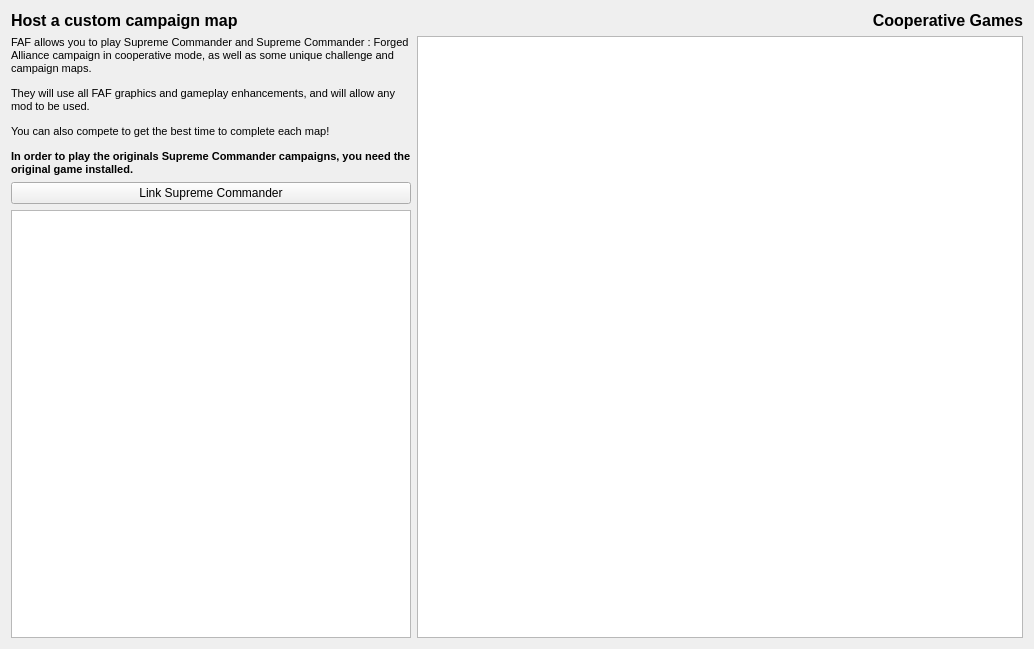
This is src/_res/coop/coop.ui in FAForever/client as Qt 5 draws it before an edit. The edited form follows.
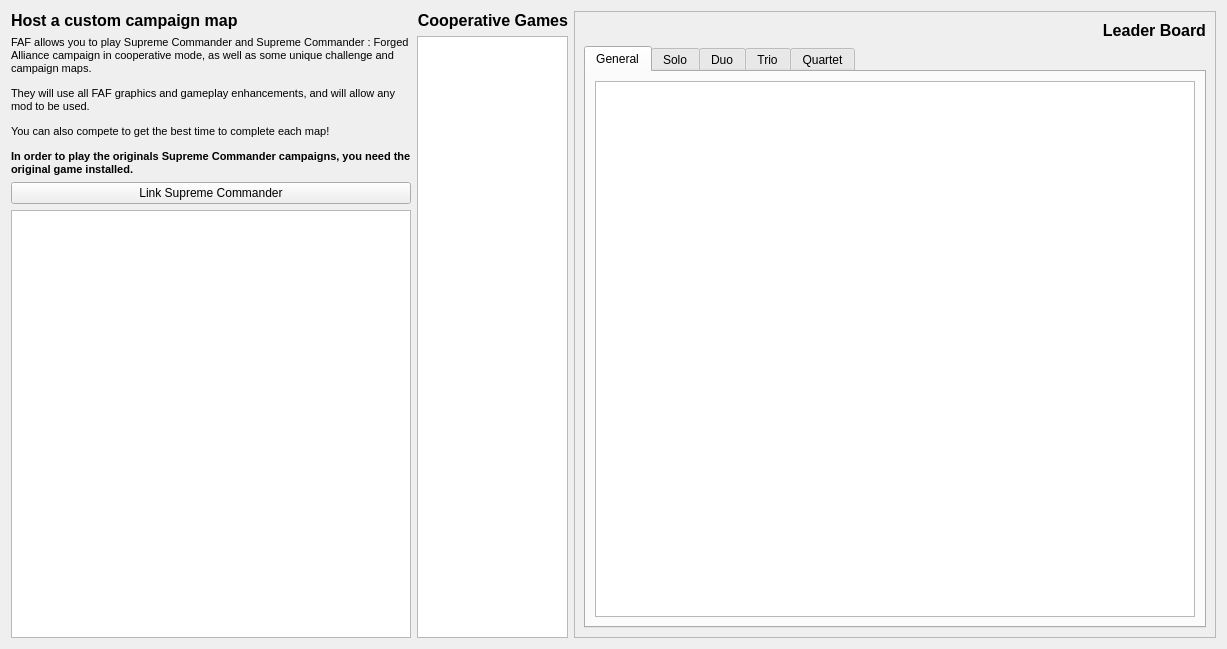
This is the edited form.

Commit message: Coop leaderboard.

```diff
--- a/src/_res/coop/coop.ui
+++ b/src/_res/coop/coop.ui
@@ -19,7 +19,7 @@
   <property name="windowTitle">
    <string>Form</string>
   </property>
-  <layout class="QGridLayout" name="gridLayout">
+  <layout class="QGridLayout" name="gridLayout_2">
    <item row="0" column="0">
     <widget class="QFrame" name="frame">
      <property name="sizePolicy">
@@ -241,6 +241,174 @@
      </layout>
     </widget>
    </item>
+   <item row="0" column="2">
+    <widget class="QFrame" name="leaderBoard">
+     <property name="frameShape">
+      <enum>QFrame::StyledPanel</enum>
+     </property>
+     <property name="frameShadow">
+      <enum>QFrame::Raised</enum>
+     </property>
+     <layout class="QGridLayout" name="gridLayout_7">
+      <item row="0" column="0">
+       <widget class="QLabel" name="labelLeaderBoard">
+        <property name="palette">
+         <palette>
+          <active/>
+          <inactive/>
+          <disabled/>
+         </palette>
+        </property>
+        <property name="font">
+         <font>
+          <family>Segoe UI</family>
+          <pointsize>12</pointsize>
+          <weight>75</weight>
+          <bold>true</bold>
+         </font>
+        </property>
+        <property name="layoutDirection">
+         <enum>Qt::LeftToRight</enum>
+        </property>
+        <property name="text">
+         <string>Leader Board</string>
+        </property>
+        <property name="alignment">
+         <set>Qt::AlignRight|Qt::AlignTrailing|Qt::AlignVCenter</set>
+        </property>
+       </widget>
+      </item>
+      <item row="1" column="0">
+       <widget class="QTabWidget" name="tabLeaderWidget">
+        <property name="layoutDirection">
+         <enum>Qt::LeftToRight</enum>
+        </property>
+        <property name="tabPosition">
+         <enum>QTabWidget::North</enum>
+        </property>
+        <property name="currentIndex">
+         <number>0</number>
+        </property>
+        <widget class="QWidget" name="all">
+         <attribute name="title">
+          <string>General</string>
+         </attribute>
+         <layout class="QGridLayout" name="gridLayout">
+          <item row="0" column="0">
+           <widget class="QTextBrowser" name="leaderBoardTextGeneral">
+            <property name="minimumSize">
+             <size>
+              <width>0</width>
+              <height>0</height>
+             </size>
+            </property>
+            <property name="maximumSize">
+             <size>
+              <width>600</width>
+              <height>16777215</height>
+             </size>
+            </property>
+           </widget>
+          </item>
+         </layout>
+        </widget>
+        <widget class="QWidget" name="one">
+         <attribute name="title">
+          <string>Solo</string>
+         </attribute>
+         <layout class="QGridLayout" name="gridLayout_6">
+          <item row="0" column="0">
+           <widget class="QTextBrowser" name="leaderBoardTextOne">
+            <property name="minimumSize">
+             <size>
+              <width>600</width>
+              <height>0</height>
+             </size>
+            </property>
+            <property name="maximumSize">
+             <size>
+              <width>600</width>
+              <height>16777215</height>
+             </size>
+            </property>
+           </widget>
+          </item>
+         </layout>
+        </widget>
+        <widget class="QWidget" name="two">
+         <attribute name="title">
+          <string>Duo</string>
+         </attribute>
+         <layout class="QGridLayout" name="gridLayout_5">
+          <item row="0" column="0">
+           <widget class="QTextBrowser" name="leaderBoardTextTwo">
+            <property name="minimumSize">
+             <size>
+              <width>600</width>
+              <height>0</height>
+             </size>
+            </property>
+            <property name="maximumSize">
+             <size>
+              <width>600</width>
+              <height>16777215</height>
+             </size>
+            </property>
+           </widget>
+          </item>
+         </layout>
+        </widget>
+        <widget class="QWidget" name="three">
+         <attribute name="title">
+          <string>Trio</string>
+         </attribute>
+         <layout class="QGridLayout" name="gridLayout_4">
+          <item row="0" column="0">
+           <widget class="QTextBrowser" name="leaderBoardTextThree">
+            <property name="minimumSize">
+             <size>
+              <width>600</width>
+              <height>0</height>
+             </size>
+            </property>
+            <property name="maximumSize">
+             <size>
+              <width>600</width>
+              <height>16777215</height>
+             </size>
+            </property>
+           </widget>
+          </item>
+         </layout>
+        </widget>
+        <widget class="QWidget" name="four">
+         <attribute name="title">
+          <string>Quartet</string>
+         </attribute>
+         <layout class="QGridLayout" name="gridLayout_3">
+          <item row="0" column="0">
+           <widget class="QTextBrowser" name="leaderBoardTextFour">
+            <property name="minimumSize">
+             <size>
+              <width>600</width>
+              <height>0</height>
+             </size>
+            </property>
+            <property name="maximumSize">
+             <size>
+              <width>600</width>
+              <height>16777215</height>
+             </size>
+            </property>
+           </widget>
+          </item>
+         </layout>
+        </widget>
+       </widget>
+      </item>
+     </layout>
+    </widget>
+   </item>
   </layout>
  </widget>
  <resources/>
```
Left out of the diff: 2 changed lines with no effect on the pictures. The commit also changes 9 other files.
